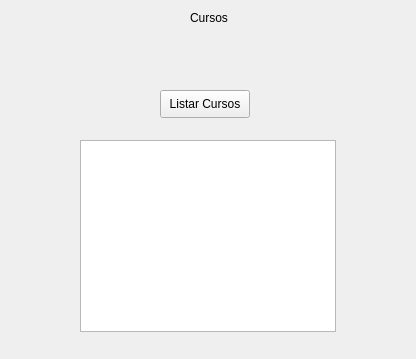
leonardopereira10/UEG, file SistemaDeMatriculas-V0/listarcurso.ui: the form before one commit.
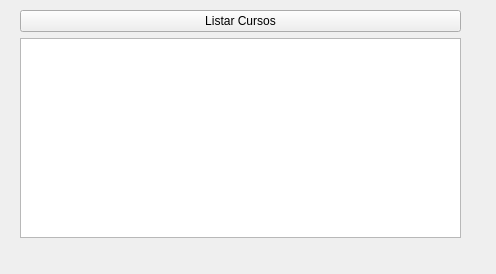
The form after the commit.

Commit message: Listar Curso

The edit to the form file:
```diff
--- a/SistemaDeMatriculas-V0/listarcurso.ui
+++ b/SistemaDeMatriculas-V0/listarcurso.ui
@@ -6,48 +6,34 @@
    <rect>
     <x>0</x>
     <y>0</y>
-    <width>416</width>
-    <height>359</height>
+    <width>496</width>
+    <height>274</height>
    </rect>
   </property>
   <property name="windowTitle">
    <string>Form</string>
   </property>
-  <widget class="QTableView" name="tableView">
+  <widget class="QWidget" name="">
    <property name="geometry">
     <rect>
-     <x>80</x>
-     <y>140</y>
-     <width>256</width>
-     <height>192</height>
-    </rect>
-   </property>
-  </widget>
-  <widget class="QLabel" name="label">
-   <property name="geometry">
-    <rect>
-     <x>190</x>
+     <x>20</x>
      <y>10</y>
-     <width>41</width>
-     <height>16</height>
+     <width>441</width>
+     <height>228</height>
     </rect>
    </property>
-   <property name="text">
-    <string>Cursos</string>
-   </property>
-  </widget>
-  <widget class="QPushButton" name="pushButton">
-   <property name="geometry">
-    <rect>
-     <x>160</x>
-     <y>90</y>
-     <width>90</width>
-     <height>28</height>
-    </rect>
-   </property>
-   <property name="text">
-    <string>Listar Cursos</string>
-   </property>
+   <layout class="QGridLayout" name="gridLayout">
+    <item row="0" column="0">
+     <widget class="QPushButton" name="pushButton">
+      <property name="text">
+       <string>Listar Cursos</string>
+      </property>
+     </widget>
+    </item>
+    <item row="1" column="0">
+     <widget class="QTableView" name="tableView"/>
+    </item>
+   </layout>
   </widget>
  </widget>
  <resources/>
```
The commit also changes 17 other files.
